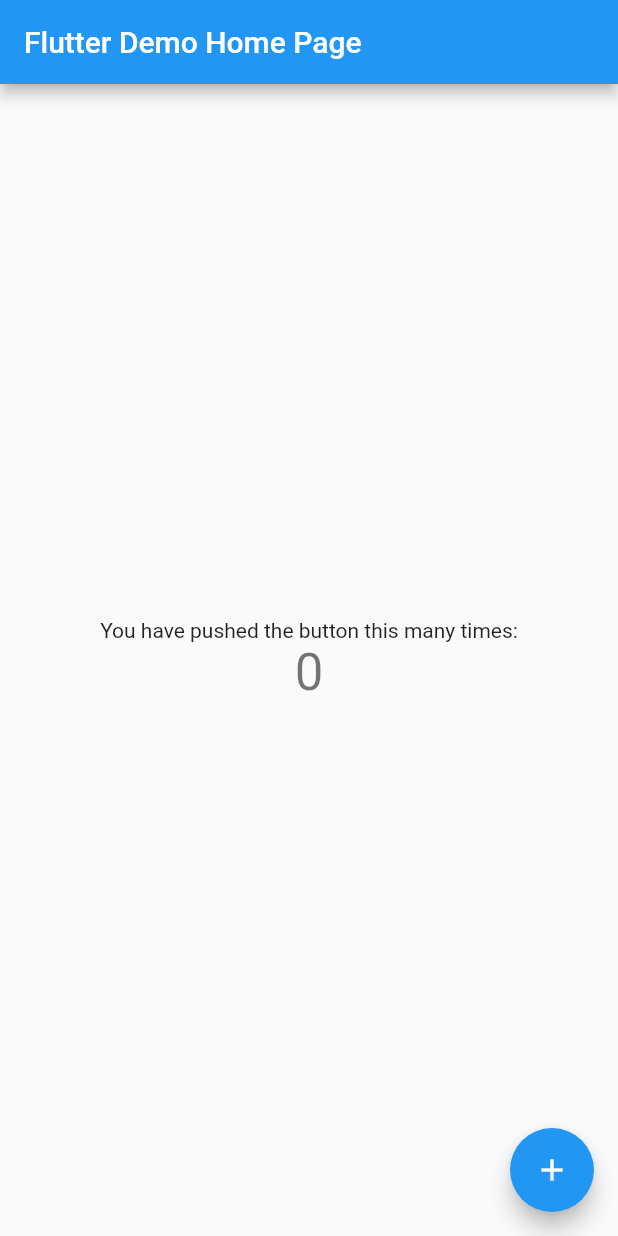
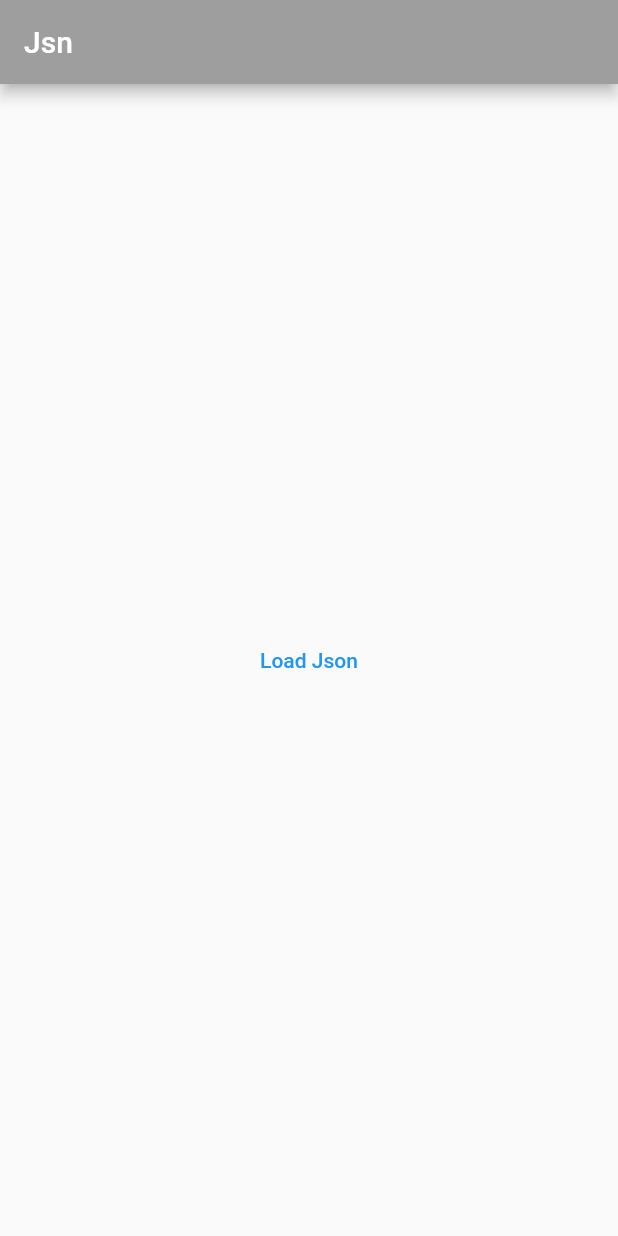
Before and after one commit to flutter-preview/Erimsaholut-flutter_json_deneme, a Flutter app: the screen it shows after launch, on a phone screen of 412 x 824 dp. Run offline on Flutter 3.47's test engine with Material 2 defaults, Android fonts, the phone set to English and light mode, and no system bars.

Commit message:
Added Simple Interface and Json File

```diff
--- a/lib/main.dart
+++ b/lib/main.dart
@@ -5,68 +5,44 @@
 }
 
 class MyApp extends StatelessWidget {
-  const MyApp({super.key});
+  const MyApp({Key? key}) : super(key: key);
 
   @override
   Widget build(BuildContext context) {
     return MaterialApp(
-      title: 'Flutter Demo',
+      title: 'My App',
       theme: ThemeData(
-
         primarySwatch: Colors.blue,
       ),
-      home: const MyHomePage(title: 'Flutter Demo Home Page'),
+      home: const MyHomePage(),
     );
   }
 }
 
 class MyHomePage extends StatefulWidget {
-  const MyHomePage({super.key, required this.title});
-
-
-  final String title;
+  const MyHomePage({Key? key}) : super(key: key);
 
   @override
-  State<MyHomePage> createState() => _MyHomePageState();
+  _MyHomePageState createState() => _MyHomePageState();
 }
 
 class _MyHomePageState extends State<MyHomePage> {
-  int _counter = 0;
-
-  void _incrementCounter() {
-    setState(() {
-      _counter++;
-    });
-
-  }
-
   @override
   Widget build(BuildContext context) {
     return Scaffold(
       appBar: AppBar(
-
-        title: Text(widget.title),
+        backgroundColor: Colors.grey,
+        title: const Text('Jsn'),
       ),
       body: Center(
-
         child: Column(
           mainAxisAlignment: MainAxisAlignment.center,
           children: <Widget>[
-            const Text(
-              'You have pushed the button this many times:',
-            ),
-            Text(
-              '$_counter',
-              style: Theme.of(context).textTheme.headlineMedium,
-            ),
+            TextButton(onPressed: (){}, child: const Text("Load Json"))
+
           ],
         ),
       ),
-      floatingActionButton: FloatingActionButton(
-        onPressed: _incrementCounter,
-        tooltip: 'Increment',
-        child: const Icon(Icons.add),
-      ), // This trailing comma makes auto-formatting nicer for build methods.
     );
   }
 }
```
Also changed, not shown: assets/sample.json (added, +19 -0 lines), pubspec.yaml (+5 -52 lines).
